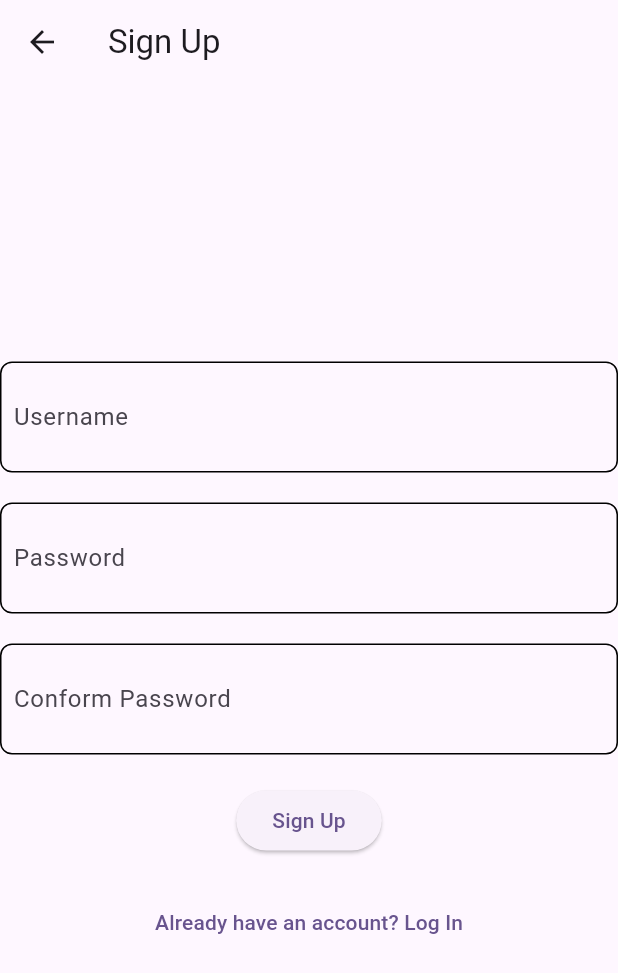
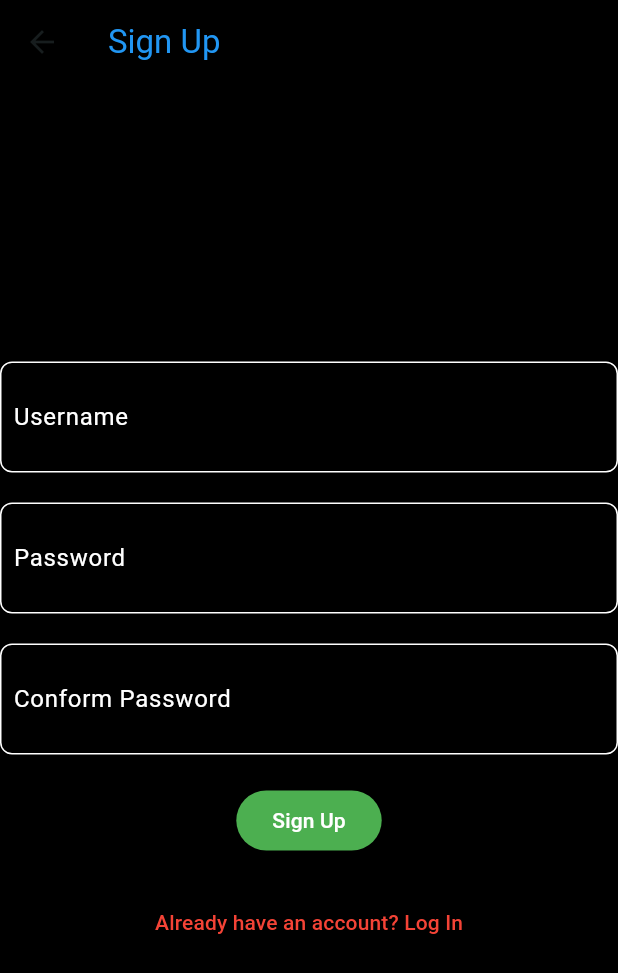
Before and after one commit to ibrar-ghani/flutterNewsApp, a Flutter app: the screen it shows after launch, after a tap on "Don't have an account? Sign Up", on a phone screen of 412 x 824 dp. Shown: the top 973 px of the screen. Run offline on Flutter 3.47's test engine with Material 3 defaults, Android fonts, the phone set to English and light mode, and no system bars; our stand-ins replace get.

Commit message:
initial commit

```diff
--- a/lib/main.dart
+++ b/lib/main.dart
@@ -21,11 +21,9 @@ class MyApp extends StatelessWidget {
   @override
   Widget build(BuildContext context) {
     return GetMaterialApp(
-      title: 'Routing Exp',
+      title: 'News App',
       theme: ThemeData(
-        primarySwatch: Colors.blue,
-        colorScheme: ColorScheme.fromSeed(seedColor: Colors.deepPurple),
-        useMaterial3: true,
+        colorSchemeSeed: Colors.white,
       ),
       debugShowCheckedModeBanner: false,
       initialRoute: login,
--- a/lib/src/help.dart
+++ b/lib/src/help.dart
@@ -5,11 +5,25 @@ class HelpScreen extends StatelessWidget {
   @override
   Widget build(BuildContext context) {
     return Scaffold(
+      backgroundColor: Colors.black,
       appBar: AppBar(
-        title:const Text('Help'),
+        title:const Text('Help',
+        style: TextStyle(
+          color: Colors.blue,
+        ),
+        ),
+        backgroundColor: Colors.black,
       ),
       body:const Center(
-        child: Text('Help Screen Content'),
+        child: Text('1. How do I navigate through the app?'
+                     'To navigate through the app,'
+                    ' use the bottom navigation bar.'
+                    ' You can switch between different sections'
+                    ' such as Home, Search, and Profile.',
+        style: TextStyle(
+          color: Colors.white,
+        ),
+        ),
       ),
     );
   }
--- a/lib/src/login_screen.dart
+++ b/lib/src/login_screen.dart
@@ -6,7 +6,14 @@ class LoginScreen extends StatelessWidget{
 @override
 Widget build(BuildContext context){
  return Scaffold(
-  appBar: AppBar(title:const Text('Log In')),
+  backgroundColor: Colors.black,
+  appBar: AppBar(title:const Text('Log In',
+  style: TextStyle(
+    color: Colors.blueAccent,
+  ),
+  ),
+  backgroundColor: Colors.black,
+  ),
   body: Center(
     child: Column(
       mainAxisAlignment: MainAxisAlignment.center,
@@ -15,7 +22,7 @@ Widget build(BuildContext context){
         alignment: Alignment.topCenter,
         child: Container(
           decoration: BoxDecoration(
-            border: Border.all(color: Colors.black),
+            border: Border.all(color: Colors.white),
             borderRadius: BorderRadius.circular(8.0),
           ),
         child: const  Padding(
@@ -23,7 +30,9 @@ Widget build(BuildContext context){
         child: TextField(
           decoration: InputDecoration(
             labelText: 'Username',
+            labelStyle: TextStyle(color: Colors.white),
             hintText: 'Enter your user name',
+            hintStyle: TextStyle(color: Colors.white),
             border: InputBorder.none,
           ),
          ),
@@ -35,7 +44,7 @@ Widget build(BuildContext context){
         alignment: Alignment.topCenter,
         child: Container(
           decoration: BoxDecoration(
-            border: Border.all(color: Colors.black),
+            border: Border.all(color: Colors.white),
             borderRadius: BorderRadius.circular(8.0),
           ),
         child: const  Padding(
@@ -43,7 +52,9 @@ Widget build(BuildContext context){
         child: TextField(
           decoration: InputDecoration(
             labelText: 'Password',
+            labelStyle:TextStyle( color: Colors.white),
             hintText: 'Enter your Password',
+             hintStyle: TextStyle(color: Colors.white),
             border: InputBorder.none,
           ),
          ),
@@ -54,14 +65,25 @@ Widget build(BuildContext context){
         ElevatedButton(onPressed: () {
         Get.toNamed(home);
         },
-        child:const Text("LogIn"),
+        child:const Text("LogIn",
+        style: TextStyle(
+            color: Colors.white,
+        ),
+        ),
+        style: ElevatedButton.styleFrom(
+          backgroundColor: Colors.green,
+        ),
         ),
        const SizedBox(height: 20),
        TextButton(onPressed: ()
        {
        Get.toNamed(signup);
        },
-       child:const Text("Don't have an account? Sign Up"),
+       child:const Text("Don't have an account? Sign Up",
+       style: TextStyle(
+        color: Colors.red,
+       ),
+       ),
        ),
       ],
     ),
--- a/lib/src/profile_page.dart
+++ b/lib/src/profile_page.dart
@@ -17,7 +17,7 @@ class ProfilePage extends StatelessWidget{
             //profile picture
           const  CircleAvatar(
               radius: 50.0,
-              backgroundImage: AssetImage('asset/profile_image.jpg'),
+              backgroundImage: AssetImage('asset/profile.jpg'),
             ),
            const SizedBox(height: 16.0),
             //Username
--- a/lib/src/signup_screen.dart
+++ b/lib/src/signup_screen.dart
@@ -6,7 +6,15 @@ class SignupScreen extends StatelessWidget {
   @override
    Widget build(BuildContext context){
     return Scaffold(
-      appBar: AppBar(title:const Text("Sign Up")),
+      backgroundColor: Colors.black,
+
+      appBar: AppBar(title:const Text("Sign Up",
+      style: TextStyle(
+        color: Colors.blue,
+      ),
+      ),
+      backgroundColor: Colors.black,
+      ),
       body: Center(
       child: Column(
        mainAxisAlignment: MainAxisAlignment.center,
@@ -15,7 +23,7 @@ class SignupScreen extends StatelessWidget {
         alignment: Alignment.topCenter,
         child: Container(
           decoration: BoxDecoration(
-            border: Border.all(color: Colors.black),
+            border: Border.all(color: Colors.white),
             borderRadius: BorderRadius.circular(8.0),
           ),
         child: const  Padding(
@@ -23,7 +31,9 @@ class SignupScreen extends StatelessWidget {
         child: TextField(
           decoration: InputDecoration(
             labelText: 'Username',
+            labelStyle: TextStyle(color: Colors.white),
             hintText: 'Enter your user name',
+             hintStyle: TextStyle(color: Colors.white),
             border: InputBorder.none,
           ),
          ),
@@ -35,7 +45,7 @@ class SignupScreen extends StatelessWidget {
         alignment: Alignment.topCenter,
         child: Container(
           decoration: BoxDecoration(
-            border: Border.all(color: Colors.black),
+            border: Border.all(color: Colors.white),
             borderRadius: BorderRadius.circular(8.0),
           ),
         child: const  Padding(
@@ -43,7 +53,9 @@ class SignupScreen extends StatelessWidget {
         child: TextField(
           decoration: InputDecoration(
             labelText: 'Password',
+             labelStyle: TextStyle(color: Colors.white),
             hintText: 'Enter your Password',
+             hintStyle: TextStyle(color: Colors.white),
             border: InputBorder.none,
           ),
          ),
@@ -55,7 +67,7 @@ class SignupScreen extends StatelessWidget {
         alignment: Alignment.topCenter,
         child: Container(
           decoration: BoxDecoration(
-            border: Border.all(color: Colors.black),
+            border: Border.all(color: Colors.white),
             borderRadius: BorderRadius.circular(8.0),
           ),
         child: const  Padding(
@@ -63,7 +75,9 @@ class SignupScreen extends StatelessWidget {
         child: TextField(
           decoration: InputDecoration(
             labelText: 'Conform Password',
+             labelStyle: TextStyle(color: Colors.white),
             hintText: 'Enter same Password',
+             hintStyle: TextStyle(color: Colors.white),
             border: InputBorder.none,
           ),
          ),
@@ -75,8 +89,14 @@ class SignupScreen extends StatelessWidget {
           onPressed: (){
           Get.toNamed(home);
         },
-
-        child:const Text('Sign Up'),
+        child:const Text('Sign Up',
+        style: TextStyle(
+          color: Colors.white,
+        ),
+        ),
+        style: ElevatedButton.styleFrom(
+          backgroundColor: Colors.green,
+        ),
         ),
 
        const SizedBox(height: 20),
@@ -84,7 +104,11 @@ class SignupScreen extends StatelessWidget {
         {
              Get.toNamed(login);
         },
-        child:const Text('Already have an account? Log In'),
+        child:const Text('Already have an account? Log In',
+        style: TextStyle(
+          color: Colors.red,
+        ),
+        ),
         ),
        ],
       ),
```
